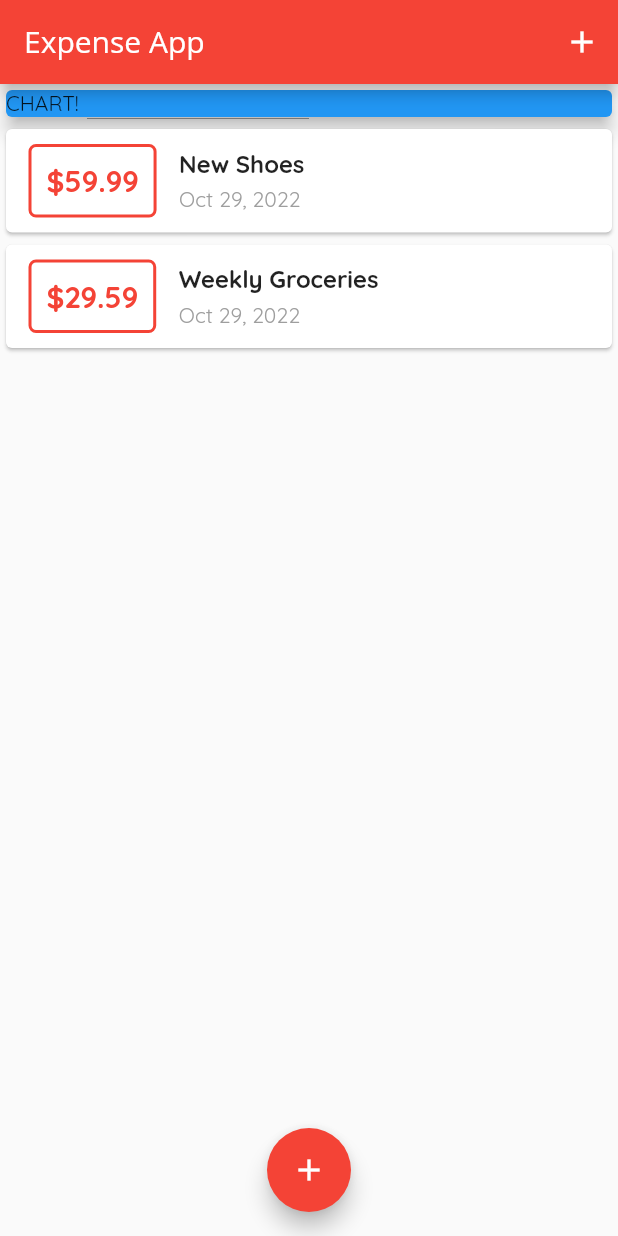
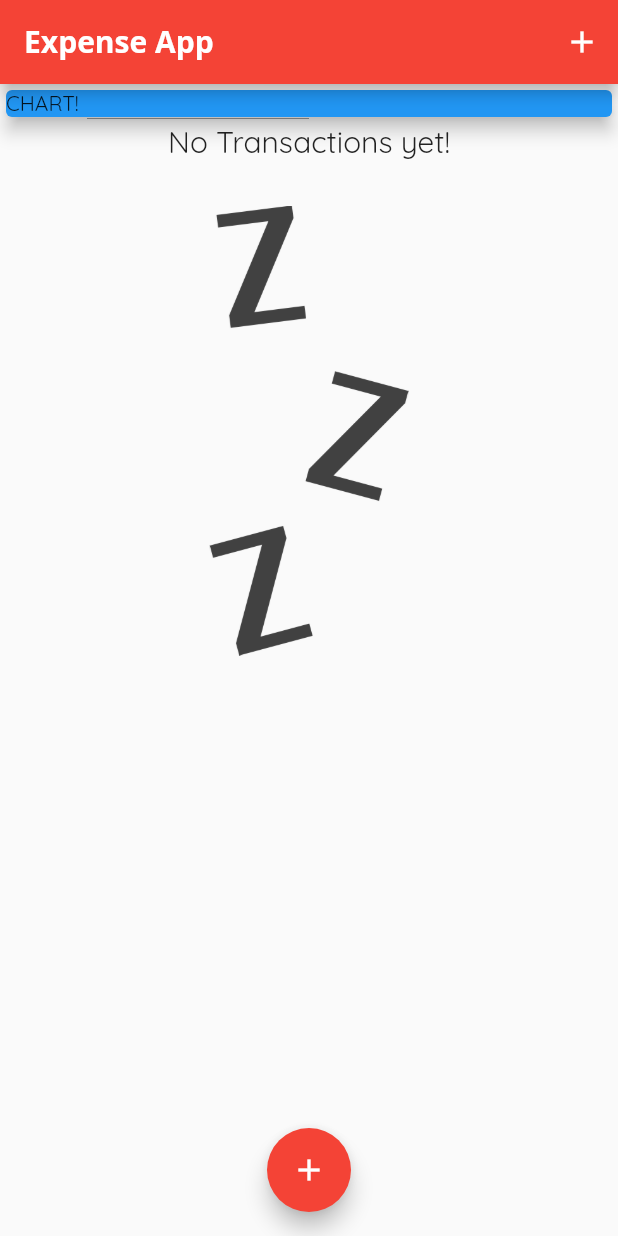
Before and after one commit to suleymanoner/expense_app, a Flutter app: the screen it shows after launch, on a phone screen of 412 x 824 dp. Run offline on Flutter 3.47's test engine with Material 2 defaults, Android fonts, the phone set to English and light mode, and no system bars; Roboto replaces fonts that are missing (Open Sans).

Commit message:
appBarTheme and waiting image added

```diff
--- a/lib/main.dart
+++ b/lib/main.dart
@@ -16,6 +16,13 @@ class MyApp extends StatelessWidget {
       theme: ThemeData(
         primarySwatch: Colors.red,
         fontFamily: 'Quicksand',
+        appBarTheme: AppBarTheme(
+          titleTextStyle: TextStyle(
+            fontFamily: 'OpenSans',
+            fontSize: 20,
+            fontWeight: FontWeight.bold,
+          ),
+        ),
       ),
       home: MyHomePage(),
     );
@@ -29,7 +36,7 @@ class MyHomePage extends StatefulWidget {
 
 class _MyHomePageState extends State<MyHomePage> {
   final List<Transaction> _userTransactions = [
-    Transaction(
+    /*  Transaction(
       id: 't1',
       title: 'New Shoes',
       amount: 59.99,
@@ -39,7 +46,7 @@ class _MyHomePageState extends State<MyHomePage> {
         id: 't2',
         title: 'Weekly Groceries ',
         amount: 29.59,
-        date: DateTime.now()),
+        date: DateTime.now()), */
   ];
 
   void _addNewTransaction(String title, double amount) {
--- a/lib/widgets/transaction_list.dart
+++ b/lib/widgets/transaction_list.dart
@@ -11,7 +11,24 @@ class TransactionList extends StatelessWidget {
   Widget build(BuildContext context) {
     return Container(
       height: 400,
-      child: ListView.builder(
+      child: transactions.isEmpty
+          ? Column(
+              children: [
+                Text(
+                  'No Transactions yet!',
+                  style: Theme.of(context).textTheme.titleLarge,
+                ),
+                Container(
+                  height: 300,
+                  margin: EdgeInsets.only(top: 30),
+                  child: Image.asset(
+                    'assets/images/waiting.png',
+                    fit: BoxFit.cover,
+                  ),
+                ),
+              ],
+            )
+          : ListView.builder(
               itemBuilder: (context, index) {
                 return Card(
                   child: Row(children: [
--- a/pubspec.yaml
+++ b/pubspec.yaml
@@ -57,9 +57,8 @@ flutter:
   uses-material-design: true
 
   # To add assets to your application, add an assets section, like this:
-  # assets:
-  #   - images/a_dot_burr.jpeg
-  #   - images/a_dot_ham.jpeg
+  assets:
+    - assets/images/waiting.png
 
   # An image asset can refer to one or more resolution-specific "variants", see
   # https://flutter.dev/assets-and-images/#resolution-aware
```
Also changed, not shown: assets/images/waiting.png (added). Lines whose indentation alone changed are shown as unchanged.
